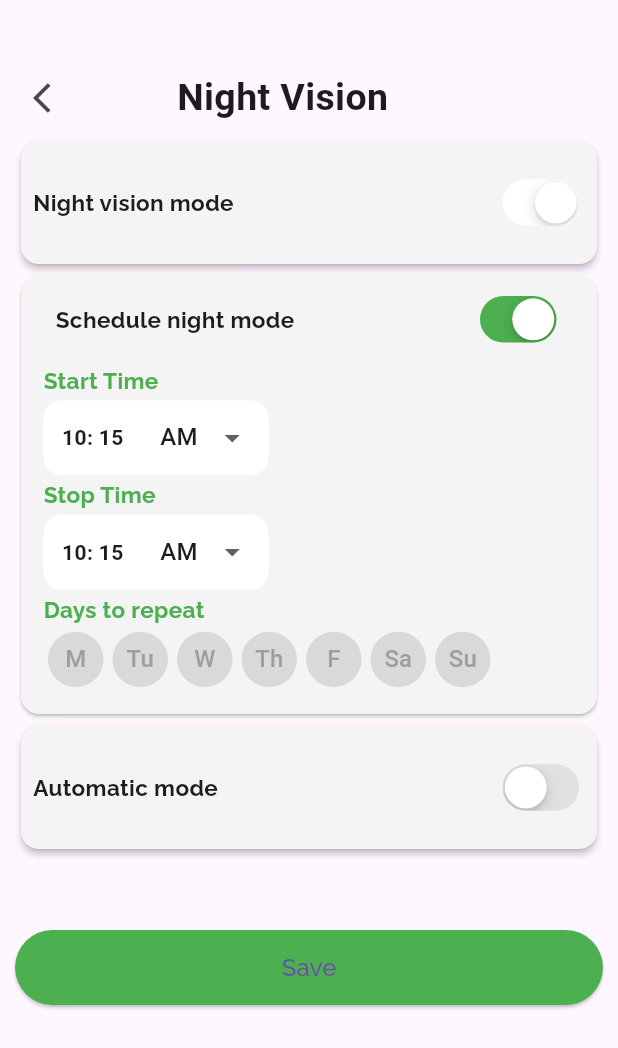
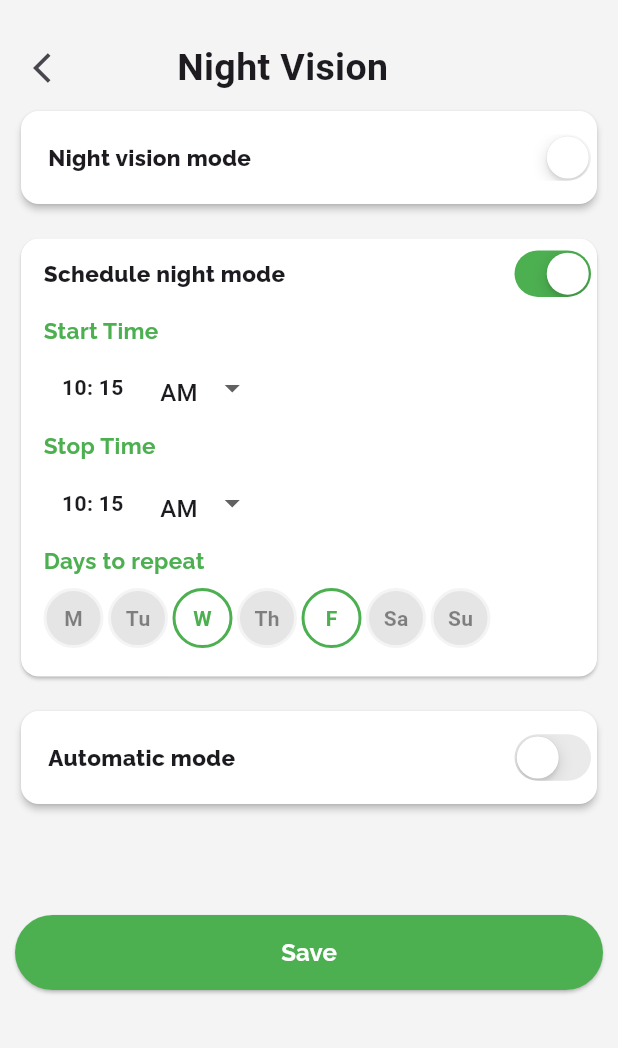
Before and after one commit to thenewbio/news_api, a Flutter app: the screen it shows after launch, in the side drawer, after a tap on "Night Mode", on a phone screen of 412 x 824 dp. Shown: the top 1048 px of the screen. Run offline on Flutter 3.47's test engine with Material 2 defaults, Android fonts, the phone set to English and light mode, and no system bars; our stand-ins replace flutter_riverpod, google_fonts, readmore; network calls fail.

Commit message:
fixed color issue

```diff
--- a/lib/src/constants.dart
+++ b/lib/src/constants.dart
@@ -3,4 +3,4 @@ import 'package:flutter/material.dart';
 const deepOrange = Colors.deepOrangeAccent;
 const white = Colors.white;
 const lowGrey = Color.fromRGBO(244, 244, 244, 1);
-const green = Colors.green;
+Color green = Colors.green;
--- a/lib/src/views/night_mode_screen.dart
+++ b/lib/src/views/night_mode_screen.dart
@@ -1,5 +1,3 @@
-import 'package:news_api/src/models/days_model.dart';
-import 'package:flutter/cupertino.dart';
 import 'package:flutter/material.dart';
 import 'package:news_api/src/views/home_screen.dart';
 import 'package:news_api/src/widgets/card_widget.dart';
@@ -21,10 +19,11 @@ class _NightModeScreenState extends State<NightModeScreen> {
   @override
   Widget build(BuildContext context) {
     return Scaffold(
-      body: Container(
-        padding: const EdgeInsets.fromLTRB(10, 40, 10, 0),
+      backgroundColor: lowGrey,
+      body: SingleChildScrollView(
+        child: Container(
+          padding: const EdgeInsets.fromLTRB(10, 20, 10, 0),
           child: Column(
-          crossAxisAlignment: CrossAxisAlignment.start,
             children: [
               SizedBox(
                 height: 50,
@@ -42,21 +41,27 @@ class _NightModeScreenState extends State<NightModeScreen> {
                       width: 60,
                     ),
                     const Text('Night Vision',
-                      style:
-                          TextStyle(fontSize: 25, fontWeight: FontWeight.bold))
+                        style: TextStyle(
+                            fontSize: 25, fontWeight: FontWeight.bold))
                   ],
                 ),
               ),
               CardWidget(
-                height: 90,
+                  height: 70,
                   size: 15,
                   text: 'Night vision mode',
                   setState: () {},
                   state: !state,
                   color: white),
+              const SizedBox(
+                height: 15,
+              ),
               const ScheduleNightModeWidget(),
+              const SizedBox(
+                height: 15,
+              ),
               CardWidget(
-                height: 90,
+                  height: 70,
                   size: 15,
                   text: 'Automatic mode',
                   setState: () {
@@ -67,17 +72,24 @@ class _NightModeScreenState extends State<NightModeScreen> {
                   state: state,
                   color: green),
               const SizedBox(
-              height: 50,
+                height: 70,
               ),
               SizedBox(
                   height: 50,
                   width: double.maxFinite,
                   child: ElevatedButton(
                       style: ButtonStyle(
-                        backgroundColor: MaterialStateProperty.all(green)),
+                        backgroundColor: MaterialStateProperty.all(green),
+                      ),
                       onPressed: () {},
-                    child: const AppText(text: 'Save', size: 16)))
+                      child: const AppText(
+                        text: 'Save',
+                        size: 16,
+                        color: white,
+                        weight: FontWeight.bold,
+                      )))
             ],
+          ),
         ),
       ),
     );
--- a/lib/src/widgets/card_widget.dart
+++ b/lib/src/widgets/card_widget.dart
@@ -27,17 +27,17 @@ class CardWidget extends StatelessWidget {
       height: height,
       width: double.maxFinite,
       child: Card(
-        color: lowGrey,
+        color: Colors.white,
         elevation: 2,
         child: Padding(
-          padding: const EdgeInsets.all(8.0),
+          padding: const EdgeInsets.only(left: 18),
           child: Row(
             mainAxisAlignment: MainAxisAlignment.spaceBetween,
             children: [
               AppText(
                 text: text,
                 size: size,
-                weight: FontWeight.bold,
+                weight: FontWeight.w800,
               ),
               CupertinoSwitch(
                   activeColor: color,
--- a/lib/src/widgets/dropdown_widget.dart
+++ b/lib/src/widgets/dropdown_widget.dart
@@ -11,7 +11,7 @@ class DropdownWidget extends StatelessWidget {
     return Container(
         decoration: BoxDecoration(
             color: white, borderRadius: BorderRadius.circular(12)),
-        height: 50,
+        height: 40,
         width: 150,
         child: Row(
           mainAxisAlignment: MainAxisAlignment.spaceAround,
--- a/lib/src/widgets/schedule_night_mode_widget.dart
+++ b/lib/src/widgets/schedule_night_mode_widget.dart
@@ -24,22 +24,22 @@ class _ScheduleNightModeWidgetState extends State<ScheduleNightModeWidget> {
       width: double.maxFinite,
       height: 300,
       child: Card(
-        color: lowGrey,
+        color: Colors.white,
         child: Padding(
-          padding: const EdgeInsets.fromLTRB(15, 0, 15, 15),
+          padding: const EdgeInsets.fromLTRB(15, 0, 0, 15),
           child: Column(
             crossAxisAlignment: CrossAxisAlignment.start,
             mainAxisAlignment: MainAxisAlignment.spaceAround,
             children: [
               Padding(
-                padding: const EdgeInsets.all(8.0),
+                padding: const EdgeInsets.all(0),
                 child: Row(
                   mainAxisAlignment: MainAxisAlignment.spaceBetween,
                   children: [
                     const AppText(
                       text: 'Schedule night mode',
                       size: 15,
-                      weight: FontWeight.bold,
+                      weight: FontWeight.w800,
                     ),
                     CupertinoSwitch(
                         // thumbColor: Colors.green,
@@ -53,21 +53,21 @@ class _ScheduleNightModeWidgetState extends State<ScheduleNightModeWidget> {
                   ],
                 ),
               ),
-              const AppText(
+              AppText(
                 text: 'Start Time',
                 size: 15,
                 color: green,
                 weight: FontWeight.bold,
               ),
               DropdownWidget(dropdownValue: dropdownValue),
-              const AppText(
+              AppText(
                 text: 'Stop Time',
                 size: 15,
                 color: green,
                 weight: FontWeight.bold,
               ),
               DropdownWidget(dropdownValue: dropdownValue),
-              const AppText(
+              AppText(
                 text: 'Days to repeat',
                 size: 15,
                 color: green,
@@ -81,18 +81,37 @@ class _ScheduleNightModeWidgetState extends State<ScheduleNightModeWidget> {
                       shrinkWrap: true,
                       itemBuilder: (context, index) {
                         return Padding(
-                          padding: const EdgeInsets.all(1.5),
-                          child: CircleAvatar(
-                            backgroundColor: const Color(0xffD9D9D9),
-                            radius: 20,
-                            child: Center(
-                              child: Text(
-                                daysList[index].day,
-                                style: const TextStyle(color: Colors.grey),
+                            padding: const EdgeInsets.only(right: 3),
+                            child: Container(
+                              height: 20,
+                              width: 40,
+                              decoration: BoxDecoration(
+                                  border: Border.all(
+                                      width: 2,
+                                      color: index == 2
+                                          ? green
+                                          : index == 4
+                                              ? green
+                                              : lowGrey),
+                                  borderRadius: BorderRadius.circular(30),
+                                  color: index == 2
+                                      ? white
+                                      : index == 4
+                                          ? white
+                                          : Colors.black45.withOpacity(0.1)),
+                              child: Center(
+                                child: Text(
+                                  daysList[index].day,
+                                  style: TextStyle(
+                                      fontWeight: FontWeight.bold,
+                                      color: index == 2
+                                          ? green
+                                          : index == 4
+                                              ? green
+                                              : Colors.black45),
+                                ),
                               ),
-                            ),
-                          ),
-                        );
+                            ));
                       }))
             ],
           ),
```
Also changed, not shown: 5 other files. Lines whose indentation alone changed are shown as unchanged.
